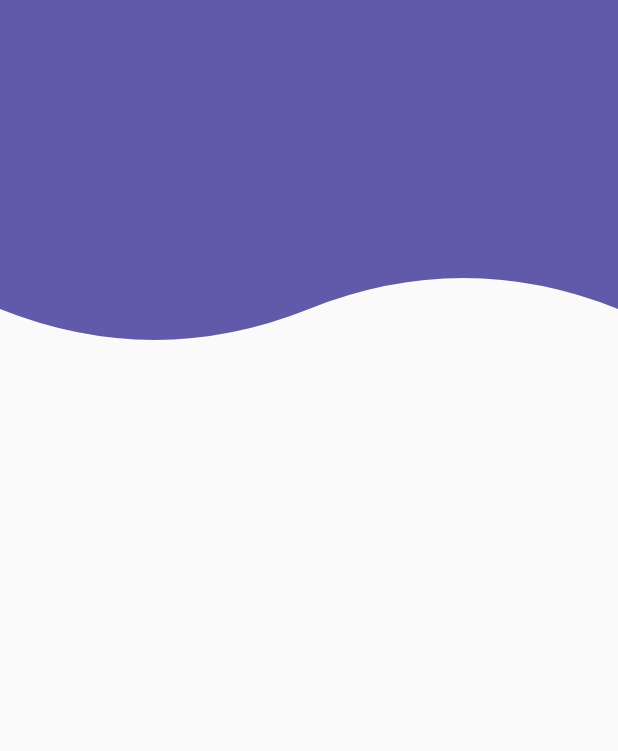
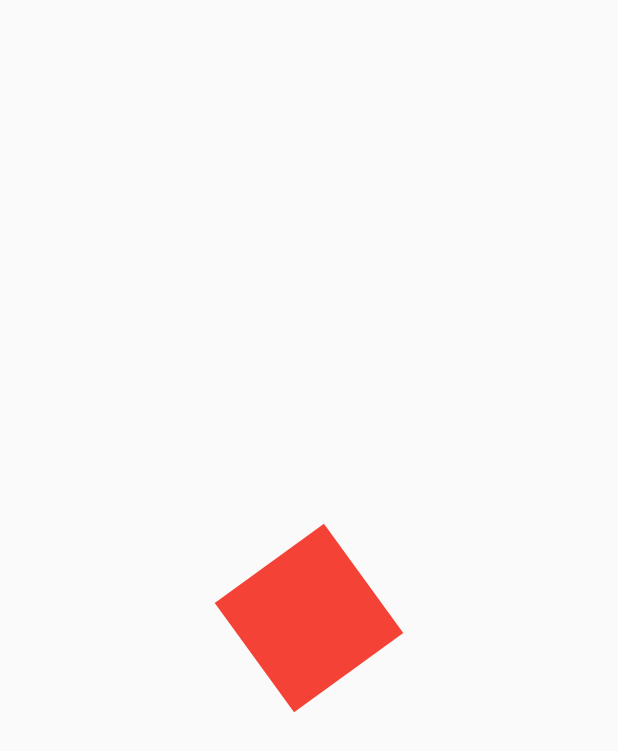
Before and after one commit to radamantis200/design_app, a Flutter app: the screen it shows after launch, on a phone screen of 412 x 824 dp. Shown: the top 751 px of the screen. Run offline on Flutter 3.47's test engine with Material 2 defaults, Android fonts, the phone set to English and light mode, and no system bars.

Commit message:
new screen animation_screen

```diff
--- a/lib/main.dart
+++ b/lib/main.dart
@@ -1,5 +1,5 @@
+import 'package:design_app/src/screens/animation_screen.dart';
 import 'package:flutter/material.dart';
-import 'package:design_app/src/screens/home.dart';
 
 void main(List<String> args) {
   runApp(const MyApp());
@@ -10,6 +10,6 @@ class MyApp extends StatelessWidget {
 
   @override
   Widget build(BuildContext context) {
-    return const MaterialApp(home: HomeScreen());
+    return const MaterialApp(home: AnimationScreen());
   }
 }
--- /dev/null
+++ b/lib/src/screens/animation_screen.dart
@@ -0,0 +1,67 @@
+import 'package:flutter/material.dart';
+import 'dart:math' as math;
+
+class AnimationScreen extends StatelessWidget {
+  const AnimationScreen({super.key});
+
+  @override
+  Widget build(BuildContext context) {
+    return Scaffold(body: _CuadradoAnimado());
+  }
+}
+
+class _CuadradoAnimado extends StatefulWidget {
+  @override
+  State<_CuadradoAnimado> createState() => _CuadradoAnimadoState();
+}
+
+class _CuadradoAnimadoState extends State<_CuadradoAnimado>
+    with SingleTickerProviderStateMixin {
+  AnimationController? controller;
+  Animation<double>? rotation;
+
+  @override
+  initState() {
+    controller = AnimationController(
+        vsync: this, duration: const Duration(milliseconds: 4000));
+
+    rotation = Tween(begin: 0.0, end: 4 * math.pi).animate(controller!);
+
+    super.initState();
+  }
+
+  @override
+  dispose() {
+    controller?.dispose();
+    super.dispose();
+  }
+
+  @override
+  Widget build(BuildContext context) {
+    controller?.repeat();
+    return AnimatedBuilder(
+      animation: controller!,
+      builder: (context, child) {
+        return Transform.rotate(
+            angle: rotation!.value, child: const _Rectangulo());
+      },
+    );
+  }
+}
+
+class _Rectangulo extends StatelessWidget {
+  const _Rectangulo({
+    Key? key,
+  }) : super(key: key);
+
+  @override
+  Widget build(BuildContext context) {
+    return Center(
+      child: Container(
+        height: 90,
+        width: 90,
+        decoration: const BoxDecoration(color: Colors.red),
+      ),
+    );
+  }
+}
```
